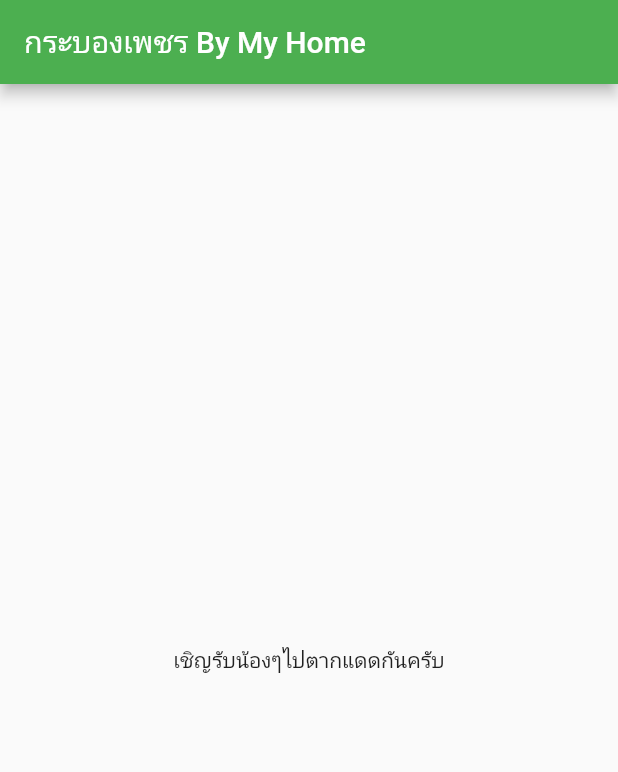
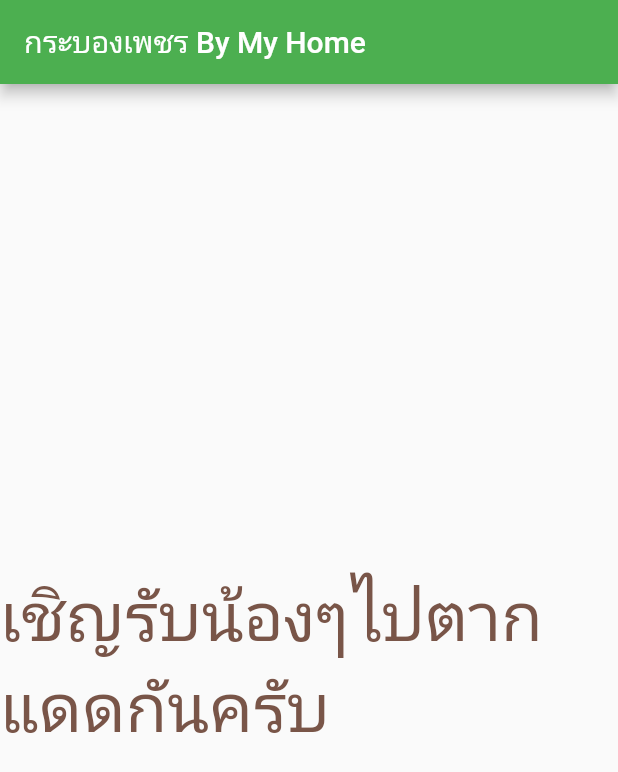
Before and after one commit to Somkairt/ProjectF, a Flutter app: the screen it shows after launch, on a phone screen of 412 x 824 dp. Shown: the top 772 px of the screen. Run offline on Flutter 3.47's test engine with Material 2 defaults, Android fonts, the phone set to English and light mode, and no system bars.

Commit message:
กำหนดข้อความด้วยtextstyle

```diff
--- a/lib/main.dart
+++ b/lib/main.dart
@@ -16,7 +16,10 @@ class MyApp extends StatelessWidget {
             title: Text("กระบองเพชร By My Home"),
           ),
           body: Center(
-            child: Text("เชิญรับน้องๆไปตากแดดกันครับ"),
+            child: Text(
+              "เชิญรับน้องๆไปตากแดดกันครับ",
+              style: TextStyle(fontSize: 45, color: Colors.brown),
+            ),
           ),
         ),
         theme: ThemeData(primarySwatch: Colors.green) //เปลี่ยนสี
```
